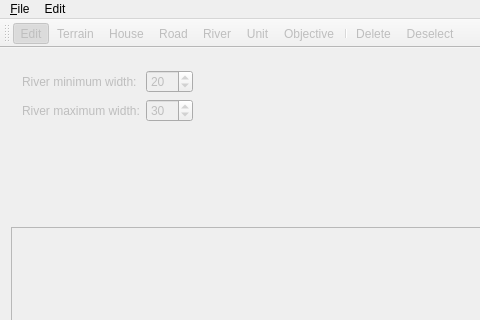
Qt form EditorMainWindow.ui (D-Pointer/imperium-editor) before a commit; both pictures show x 0 to 480 and y 0 to 320 of the 1164 by 768 pixel window.
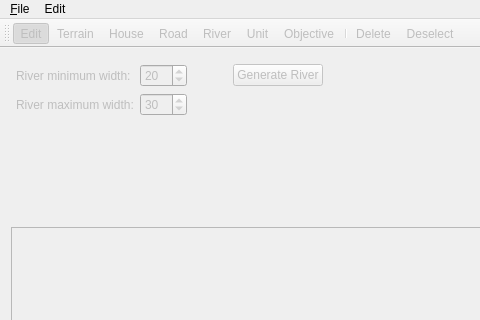
The same form after that commit. The open tabs and pages were chosen to show the change. Icons and pictures are not drawn.

Commit message: River generation

```diff
--- a/EditorMainWindow.ui
+++ b/EditorMainWindow.ui
@@ -1105,6 +1105,18 @@
       </widget>
       <widget class="QWidget" name="riverPage">
        <layout class="QGridLayout" name="gridLayout_4">
+        <property name="leftMargin">
+         <number>5</number>
+        </property>
+        <property name="topMargin">
+         <number>5</number>
+        </property>
+        <property name="rightMargin">
+         <number>5</number>
+        </property>
+        <property name="bottomMargin">
+         <number>5</number>
+        </property>
         <item row="0" column="0">
          <widget class="QLabel" name="label_2">
           <property name="text">
@@ -1126,6 +1138,29 @@
          </widget>
         </item>
         <item row="0" column="2">
+         <spacer name="horizontalSpacer_16">
+          <property name="orientation">
+           <enum>Qt::Horizontal</enum>
+          </property>
+          <property name="sizeType">
+           <enum>QSizePolicy::Fixed</enum>
+          </property>
+          <property name="sizeHint" stdset="0">
+           <size>
+            <width>40</width>
+            <height>20</height>
+           </size>
+          </property>
+         </spacer>
+        </item>
+        <item row="0" column="3">
+         <widget class="QPushButton" name="m_addRiver">
+          <property name="text">
+           <string>Generate River</string>
+          </property>
+         </widget>
+        </item>
+        <item row="0" column="4">
          <spacer name="horizontalSpacer">
           <property name="orientation">
            <enum>Qt::Horizontal</enum>
```
The commit also changes 5 other files.
